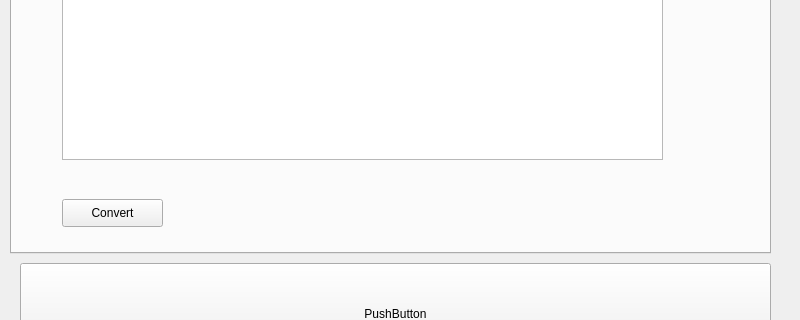
First picture: the form in XSignWin.ui, repository late0001/XSign, before the edit; both pictures show x 0 to 800 and y 177 to 497 of the 800 by 600 pixel window.
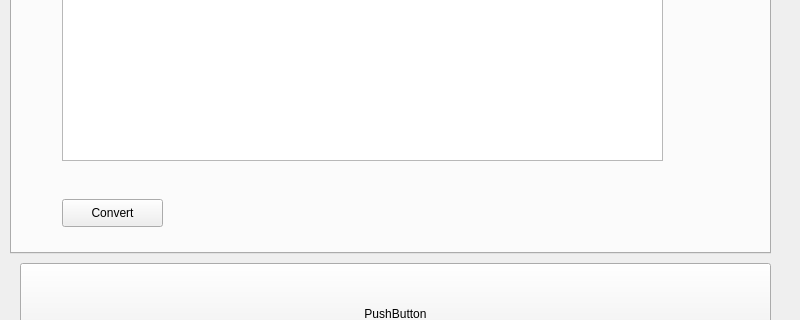
Second picture: the form after the edit.

Diff of the .ui file:
```diff
--- a/XSignWin.ui
+++ b/XSignWin.ui
@@ -117,16 +117,6 @@
        <string>.pdb Path</string>
       </property>
      </widget>
-     <widget class="QTextEdit" name="textEdit_3">
-      <property name="geometry">
-       <rect>
-        <x>50</x>
-        <y>120</y>
-        <width>601</width>
-        <height>191</height>
-       </rect>
-      </property>
-     </widget>
      <widget class="QPushButton" name="pb_peel">
       <property name="geometry">
        <rect>
@@ -153,6 +143,16 @@
        <string>ExtratDir</string>
       </property>
      </widget>
+     <widget class="QListView" name="listView">
+      <property name="geometry">
+       <rect>
+        <x>50</x>
+        <y>120</y>
+        <width>601</width>
+        <height>192</height>
+       </rect>
+      </property>
+     </widget>
     </widget>
    </widget>
   </widget>
```
